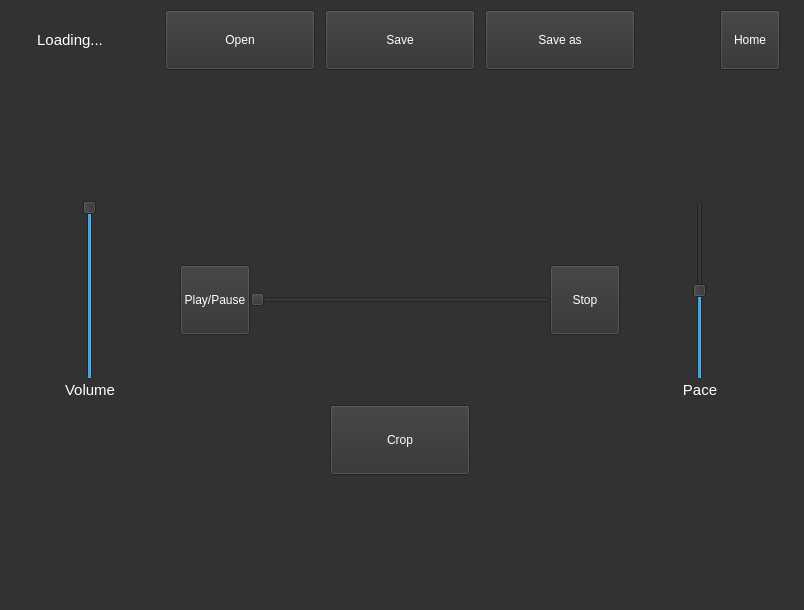
DaryaSanina/media-editor, file designs/audio_editor_window.ui: the form before one commit.
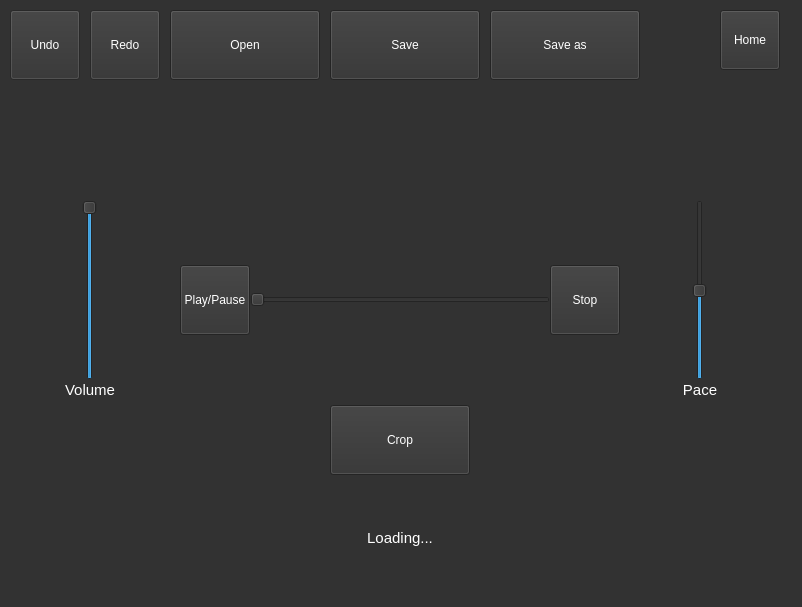
The form after the commit. Icons and pictures are not drawn.

Commit message: Added undo/redo buttons to the audio editor

Patch:
```diff
--- a/designs/audio_editor_window.ui
+++ b/designs/audio_editor_window.ui
@@ -6,8 +6,8 @@
    <rect>
     <x>0</x>
     <y>0</y>
-    <width>804</width>
-    <height>610</height>
+    <width>802</width>
+    <height>607</height>
    </rect>
   </property>
   <property name="windowTitle">
@@ -72,10 +72,10 @@
    <widget class="QPushButton" name="open_btn">
     <property name="geometry">
      <rect>
-      <x>165</x>
+      <x>170</x>
       <y>10</y>
       <width>150</width>
-      <height>60</height>
+      <height>70</height>
      </rect>
     </property>
     <property name="styleSheet">
@@ -135,10 +135,10 @@
    <widget class="QPushButton" name="save_btn">
     <property name="geometry">
      <rect>
-      <x>325</x>
+      <x>330</x>
       <y>10</y>
       <width>150</width>
-      <height>60</height>
+      <height>70</height>
      </rect>
     </property>
     <property name="styleSheet">
@@ -151,10 +151,10 @@
    <widget class="QPushButton" name="save_as_btn">
     <property name="geometry">
      <rect>
-      <x>485</x>
+      <x>490</x>
       <y>10</y>
       <width>150</width>
-      <height>60</height>
+      <height>70</height>
      </rect>
     </property>
     <property name="styleSheet">
@@ -247,10 +247,10 @@
    <widget class="QLabel" name="loading_label">
     <property name="geometry">
      <rect>
-      <x>20</x>
-      <y>25</y>
+      <x>350</x>
+      <y>520</y>
       <width>100</width>
-      <height>30</height>
+      <height>35</height>
      </rect>
     </property>
     <property name="font">
@@ -268,6 +268,56 @@
      <set>Qt::AlignCenter</set>
     </property>
    </widget>
+   <widget class="QPushButton" name="undo_btn">
+    <property name="enabled">
+     <bool>false</bool>
+    </property>
+    <property name="geometry">
+     <rect>
+      <x>10</x>
+      <y>10</y>
+      <width>70</width>
+      <height>70</height>
+     </rect>
+    </property>
+    <property name="styleSheet">
+     <string notr="true">color: white</string>
+    </property>
+    <property name="text">
+     <string>Undo</string>
+    </property>
+    <property name="checkable">
+     <bool>false</bool>
+    </property>
+    <property name="autoExclusive">
+     <bool>false</bool>
+    </property>
+   </widget>
+   <widget class="QPushButton" name="redo_btn">
+    <property name="enabled">
+     <bool>false</bool>
+    </property>
+    <property name="geometry">
+     <rect>
+      <x>90</x>
+      <y>10</y>
+      <width>70</width>
+      <height>70</height>
+     </rect>
+    </property>
+    <property name="styleSheet">
+     <string notr="true">color: white</string>
+    </property>
+    <property name="text">
+     <string>Redo</string>
+    </property>
+    <property name="checkable">
+     <bool>false</bool>
+    </property>
+    <property name="autoExclusive">
+     <bool>false</bool>
+    </property>
+   </widget>
   </widget>
   <widget class="QMenuBar" name="menubar">
    <property name="geometry">
```
Left out of the diff: 2 changed lines with no effect on the pictures. The commit also changes 2 other files.
